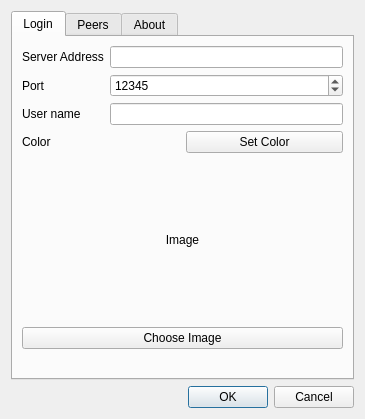
Above: TeamRadarDlg.ui from congchenutd/teamradar before the change. Below: the same form after it.
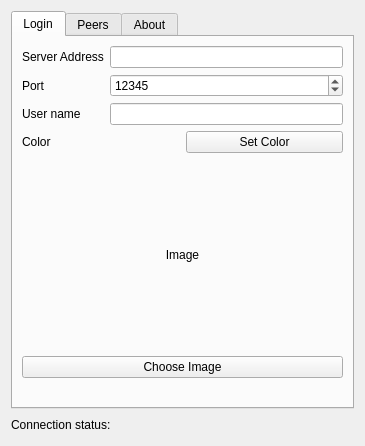
That is the form after the change. Icons and pictures are not drawn.

Commit message: = move TeamRadarDlg to Options

```diff
--- a/TeamRadarDlg.ui
+++ b/TeamRadarDlg.ui
@@ -1,20 +1,20 @@
 <?xml version="1.0" encoding="UTF-8"?>
 <ui version="4.0">
  <class>TeamRadarDlgClass</class>
- <widget class="QDialog" name="TeamRadarDlgClass">
+ <widget class="QWidget" name="TeamRadarDlgClass">
   <property name="geometry">
    <rect>
     <x>0</x>
     <y>0</y>
     <width>365</width>
-    <height>419</height>
+    <height>446</height>
    </rect>
   </property>
   <property name="windowTitle">
    <string>TeamRadar</string>
   </property>
-  <layout class="QGridLayout" name="gridLayout_2">
-   <item row="0" column="0" colspan="2">
+  <layout class="QVBoxLayout" name="verticalLayout_2">
+   <item>
     <widget class="QTabWidget" name="tabWidget">
      <property name="currentIndex">
       <number>0</number>
@@ -164,19 +164,36 @@
      </widget>
     </widget>
    </item>
-   <item row="1" column="0">
-    <widget class="QLabel" name="labelLight">
-     <property name="pixmap">
-      <pixmap resource="Resources.qrc">:/Images/Red.png</pixmap>
-     </property>
-    </widget>
-   </item>
-   <item row="1" column="1">
-    <widget class="QDialogButtonBox" name="buttonBox">
-     <property name="standardButtons">
-      <set>QDialogButtonBox::Cancel|QDialogButtonBox::Ok</set>
-     </property>
-    </widget>
+   <item>
+    <layout class="QHBoxLayout" name="horizontalLayout_2">
+     <item>
+      <widget class="QLabel" name="label_5">
+       <property name="text">
+        <string>Connection status:</string>
+       </property>
+      </widget>
+     </item>
+     <item>
+      <spacer name="horizontalSpacer">
+       <property name="orientation">
+        <enum>Qt::Horizontal</enum>
+       </property>
+       <property name="sizeHint" stdset="0">
+        <size>
+         <width>40</width>
+         <height>20</height>
+        </size>
+       </property>
+      </spacer>
+     </item>
+     <item>
+      <widget class="QLabel" name="labelLight">
+       <property name="pixmap">
+        <pixmap resource="Resources.qrc">:/Images/Red.png</pixmap>
+       </property>
+      </widget>
+     </item>
+    </layout>
    </item>
   </layout>
  </widget>
```
Left out of the diff: 35 changed lines with no effect on the pictures. The commit also changes 10 other files.
